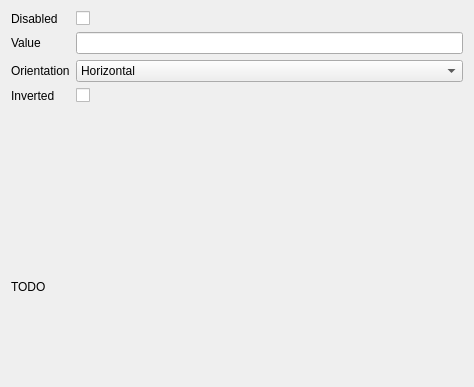
Old version of the form examples/slidersettingsform.ui in the repository sebcaux/qt-material-widgets.
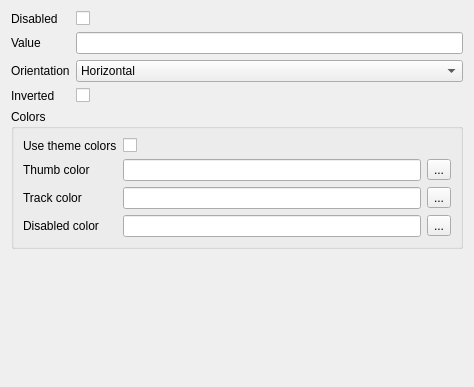
New version of the form.

Commit message: [examples:slider] Added color settings on slider

What changed in the file:
```diff
--- a/examples/slidersettingsform.ui
+++ b/examples/slidersettingsform.ui
@@ -13,8 +13,6 @@
   <property name="windowTitle">
    <string>Form</string>
   </property>
-  <layout class="QVBoxLayout" name="verticalLayout">
-   <item>
     <layout class="QFormLayout" name="formLayout">
      <item row="0" column="0">
       <widget class="QLabel" name="disabledLabel">
@@ -43,20 +41,6 @@
        </property>
       </widget>
      </item>
-     <item row="2" column="1">
-      <widget class="QComboBox" name="orientationComboBox">
-       <item>
-        <property name="text">
-         <string>Horizontal</string>
-        </property>
-       </item>
-       <item>
-        <property name="text">
-         <string>Vertical</string>
-        </property>
-       </item>
-      </widget>
-     </item>
      <item row="3" column="0">
       <widget class="QLabel" name="invertedLabel">
        <property name="text">
@@ -67,13 +51,112 @@
      <item row="3" column="1">
       <widget class="QCheckBox" name="invertedCheckBox"/>
      </item>
-    </layout>
-   </item>
+   <item row="4" column="0" colspan="2">
+    <widget class="QGroupBox" name="themeColorGroupBox">
+     <property name="title">
+      <string>Colors</string>
+     </property>
+     <layout class="QFormLayout" name="formLayout_2">
+      <item row="0" column="0">
+       <widget class="QLabel" name="useThemeColorsLabel">
+        <property name="text">
+         <string>Use theme colors</string>
+        </property>
+       </widget>
+      </item>
+      <item row="0" column="1">
+       <widget class="QCheckBox" name="useThemeColorsCheckBox"/>
+      </item>
+      <item row="1" column="0">
+       <widget class="QLabel" name="thumbColorLabel">
+        <property name="text">
+         <string>Thumb color</string>
+        </property>
+       </widget>
+      </item>
+      <item row="1" column="1">
+       <layout class="QHBoxLayout" name="horizontalLayout_6">
+        <item>
+         <widget class="QLineEdit" name="thumbColorLineEdit">
+          <property name="readOnly">
+           <bool>true</bool>
+          </property>
+         </widget>
+        </item>
+        <item>
+         <widget class="QToolButton" name="thumbColorToolButton">
+          <property name="text">
+           <string>...</string>
+          </property>
+         </widget>
+        </item>
+       </layout>
+      </item>
+      <item row="2" column="0">
+       <widget class="QLabel" name="trackColorLabel">
+        <property name="text">
+         <string>Track color</string>
+        </property>
+       </widget>
+      </item>
+      <item row="2" column="1">
+       <layout class="QHBoxLayout" name="horizontalLayout_5">
    <item>
-    <widget class="QLabel" name="label">
+         <widget class="QLineEdit" name="trackColorLineEdit">
+          <property name="readOnly">
+           <bool>true</bool>
+          </property>
+         </widget>
+        </item>
+        <item>
+         <widget class="QToolButton" name="trackColorToolButton">
      <property name="text">
-      <string>TODO</string>
-     </property>
+           <string>...</string>
+          </property>
+         </widget>
+        </item>
+       </layout>
+      </item>
+      <item row="3" column="0">
+       <widget class="QLabel" name="disabledColorLabel">
+        <property name="text">
+         <string>Disabled color</string>
+        </property>
+       </widget>
+      </item>
+      <item row="3" column="1">
+       <layout class="QHBoxLayout" name="horizontalLayout_7">
+        <item>
+         <widget class="QLineEdit" name="disabledColorLineEdit">
+          <property name="readOnly">
+           <bool>true</bool>
+          </property>
+         </widget>
+        </item>
+        <item>
+         <widget class="QToolButton" name="disabledColorToolButton">
+          <property name="text">
+           <string>...</string>
+          </property>
+         </widget>
+        </item>
+       </layout>
+      </item>
+     </layout>
+    </widget>
+   </item>
+   <item row="2" column="1">
+    <widget class="QComboBox" name="orientationComboBox">
+     <item>
+      <property name="text">
+       <string>Horizontal</string>
+      </property>
+     </item>
+     <item>
+      <property name="text">
+       <string>Vertical</string>
+      </property>
+     </item>
     </widget>
    </item>
   </layout>
```
Lines whose indentation alone changed are shown as unchanged. The commit also changes 2 other files.
